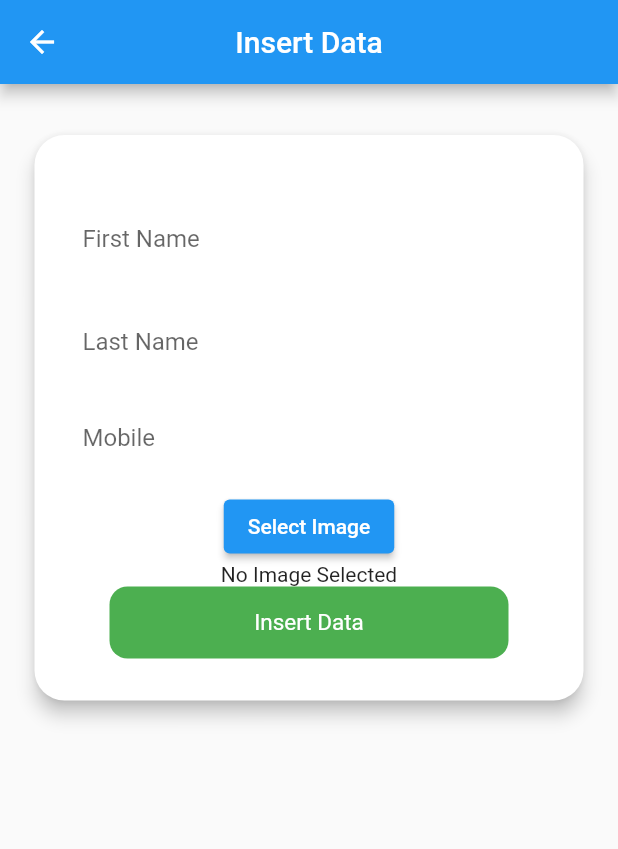
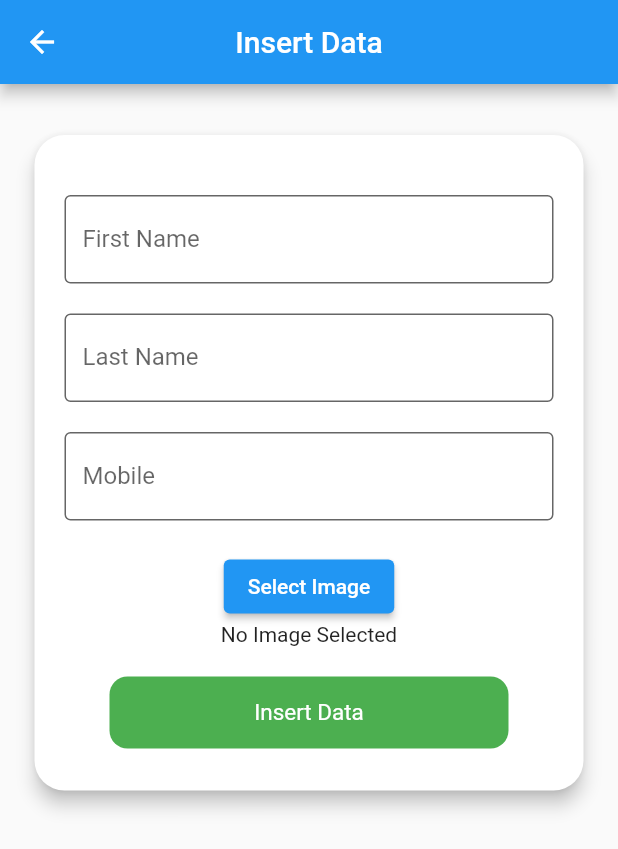
Before and after one commit to samuchakraborty/flutter_crud_with_nodejs_mondb_restApi, a Flutter app: the Insert screen opened directly, on a phone screen of 412 x 824 dp. Shown: the top 849 px of the screen. Run offline on Flutter 3.47's test engine with Material 2 defaults, Android fonts, the phone set to English and light mode, and no system bars; our stand-ins replace image_picker; network calls fail.

Commit message:
update ui

```diff
--- a/lib/src/insertData.dart
+++ b/lib/src/insertData.dart
@@ -65,7 +65,6 @@ class _InsertState extends State<Insert> {
     );
   }
 
-
   bool validateMobile(String number) {
     Pattern pattern = r'^(?:\+88|01)?(?:\d{11}|\d{13})$';
     RegExp regex = new RegExp(pattern);
@@ -74,8 +73,8 @@ class _InsertState extends State<Insert> {
     else
       return true;
   }
+
   String mobileInvalidErrorMsg;
-
 
   _openGallery(BuildContext context) async {
     final _picker = ImagePicker();
@@ -102,21 +101,18 @@ class _InsertState extends State<Insert> {
     Navigator.of(context).pop();
   }
 
-
-
-
-
-
   @override
   Widget build(BuildContext context) {
     return Scaffold(
-      appBar: AppBar(title: Text('Insert Data'), centerTitle: true,),
+      appBar: AppBar(
+        title: Text('Insert Data'),
+        centerTitle: true,
+      ),
       body: ListView(
         children: [
           SizedBox(
             height: 20,
           ),
-
           SizedBox(
             height: 10,
           ),
@@ -135,7 +131,6 @@ class _InsertState extends State<Insert> {
                       crossAxisAlignment: CrossAxisAlignment.center,
                       children: [
                         SizedBox(height: 10),
-
                         SizedBox(height: 10),
                         TextFormField(
                           style: TextStyle(color: Color(0xFF000000)),
@@ -144,10 +139,12 @@ class _InsertState extends State<Insert> {
                           decoration: InputDecoration(
                             filled: true,
                             fillColor: Colors.white54,
-                            border: InputBorder.none,
-                            focusedBorder: UnderlineInputBorder(
-                                borderSide: new BorderSide(
-                                    color: Colors.red.shade200)),
+                            border: OutlineInputBorder(),
+
+                            // border: InputBorder.none,
+                            // focusedBorder: UnderlineInputBorder(
+                            //     borderSide: new BorderSide(
+                            //         color: Colors.red.shade200)),
 
                             hintText: "Enter your First Name",
                             labelText: "First Name",
@@ -167,7 +164,9 @@ class _InsertState extends State<Insert> {
                             return null;
                           },
                         ),
-                        SizedBox(height: 10),
+                        SizedBox(
+                          height: 20,
+                        ),
                         TextFormField(
                           style: TextStyle(color: Color(0xFF000000)),
                           cursorColor: Color(0xFF9b9b9b),
@@ -176,14 +175,12 @@ class _InsertState extends State<Insert> {
                           decoration: InputDecoration(
                             filled: true,
                             fillColor: Colors.white54,
-                            border: InputBorder.none,
-                            focusedBorder: UnderlineInputBorder(
-                                borderSide: new BorderSide(
-                                    color: Colors.red.shade200)),
-
+                            border: OutlineInputBorder(),
+                            // focusedBorder: UnderlineInputBorder(
+                            //     borderSide:
+                            //         new BorderSide(color: Colors.red.shade200)),
                             hintText: "Enter Your Last Name",
                             labelText: "Last Name",
-
                             hintStyle: TextStyle(
                                 color: Color(0xFF9b9b9b),
                                 fontSize: 15,
@@ -199,7 +196,9 @@ class _InsertState extends State<Insert> {
                             return null;
                           },
                         ),
-                        SizedBox(height: 5),
+                        SizedBox(
+                          height: 20,
+                        ),
                         TextFormField(
                           style: TextStyle(color: Color(0xFF000000)),
                           cursorColor: Color(0xFF9b9b9b),
@@ -209,42 +208,36 @@ class _InsertState extends State<Insert> {
                             errorText: mobileInvalidErrorMsg,
                             filled: true,
                             fillColor: Colors.white54,
-                            border: InputBorder.none,
-                            focusedBorder: UnderlineInputBorder(
-                                borderSide: new BorderSide(
-                                    color: Colors.red.shade200)),
-
+                            border: OutlineInputBorder(),
+                            // focusedBorder: UnderlineInputBorder(
+                            //     borderSide:
+                            //         new BorderSide(color: Colors.red.shade200)),
                             hintText: "Enter Your Mobile Number",
                             labelText: "Mobile",
-
                             hintStyle: TextStyle(
                                 color: Color(0xFF9b9b9b),
                                 fontSize: 15,
                                 fontWeight: FontWeight.normal),
                           ),
-                          onChanged: (lastNameValue){
+                          onChanged: (lastNameValue) {
                             mobile = lastNameValue;
-
                           },
 
                           validator: (lastNameValue) {
-
-
-
-
                             if (lastNameValue.isEmpty) {
                               return 'Please enter your Mobile Number';
-                            } else if (lastNameValue.length != 11 ) {
+                            } else if (lastNameValue.length != 11) {
                               return 'please enter a valid Mobile Number';
                             }
                             //lastName = lastNameValue;
                             return null;
                           },
                         ),
-                        SizedBox(height: 5),
-
-                        Column(children: [
-
+                        SizedBox(
+                          height: 20,
+                        ),
+                        Column(
+                          children: [
                             // //image
                             Container(
                               child: Center(
@@ -261,17 +254,13 @@ class _InsertState extends State<Insert> {
                                 ),
                               ),
                             ),
-
-                        ],),
-
-
-
-
+                          ],
+                        ),
+                        SizedBox(
+                          height: 20,
+                        ),
                         Container(
-                          width: MediaQuery
-                              .of(context)
-                              .size
-                              .width,
+                          width: MediaQuery.of(context).size.width,
                           // padding: EdgeInsets.all(2),
                           margin: EdgeInsets.only(left: 30, right: 30),
                           decoration: BoxDecoration(
@@ -291,7 +280,7 @@ class _InsertState extends State<Insert> {
                                 fontWeight: FontWeight.normal,
                               ),
                             ),
-                            onPressed: () async{
+                            onPressed: () async {
                               if (_formKey.currentState.validate()) {
                                 //  _login(position: widget.position);
                                 //   print(mobile);
@@ -305,7 +294,8 @@ class _InsertState extends State<Insert> {
 
                                   // List<int> imageBytes = imageFile.readAsBytesSync();
                                   //  String imageFileName = imageFile.path.split('/').last;
-                                  List<int>  imageBytes = await imageFile.readAsBytes();
+                                  List<int> imageBytes =
+                                      await imageFile.readAsBytes();
                                   baseimage = base64.encode(imageBytes);
                                   //  print(imageFileName);
                                   //  print(baseimage);
@@ -318,8 +308,6 @@ class _InsertState extends State<Insert> {
                           ),
                         ),
                         SizedBox(height: 8),
-
-
                       ],
                     )),
               ),
@@ -327,7 +315,6 @@ class _InsertState extends State<Insert> {
           ),
         ],
       ),
-
     );
   }
 
@@ -335,10 +322,14 @@ class _InsertState extends State<Insert> {
     setState(() {
       _isLoading = true;
     });
-    var data = {'firstName': firstName, 'lastName': lastName, 'mobile': mobile, 'image': baseimage};
+    var data = {
+      'firstName': firstName,
+      'lastName': lastName,
+      'mobile': mobile,
+      'image': baseimage
+    };
     print(data);
-    var res = await Network().insertOneItem(
-        data: data);
+    var res = await Network().insertOneItem(data: data);
     // var body = json.decode(res.body);
     print(res.statusCode);
     if (res.statusCode == 200) {
```
Also changed, not shown: lib/src/Update.dart (+60 -38 lines), lib/src/showData.dart (+112 -36 lines). Lines whose indentation alone changed are shown as unchanged.
